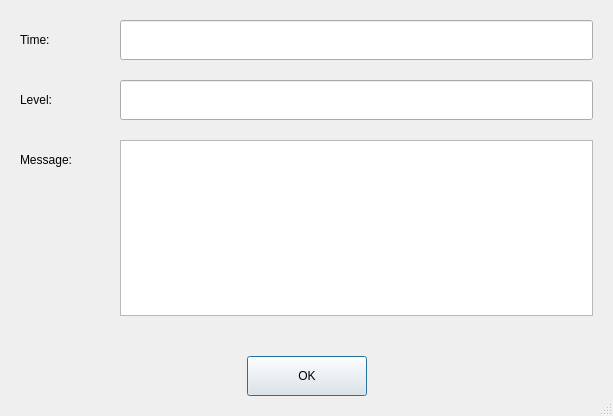
The window that dialogs/shownotificationdlg.ui (0xkobe/mwc-wallet) describes before a commit, drawn with Qt 5.
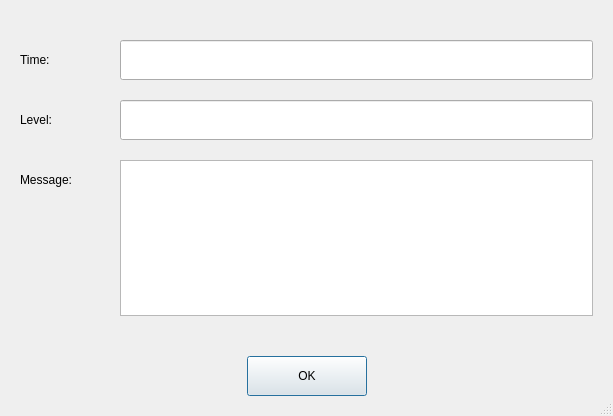
The same window after the commit. Custom widgets are drawn as their Qt base class.

Commit message: requlify keybase listener critical message to info

Diff of the .ui file:
```diff
--- a/dialogs/shownotificationdlg.ui
+++ b/dialogs/shownotificationdlg.ui
@@ -27,7 +27,7 @@
     <number>20</number>
    </property>
    <property name="topMargin">
-    <number>20</number>
+    <number>40</number>
    </property>
    <property name="rightMargin">
     <number>20</number>
```
The commit also changes 2 other files.
